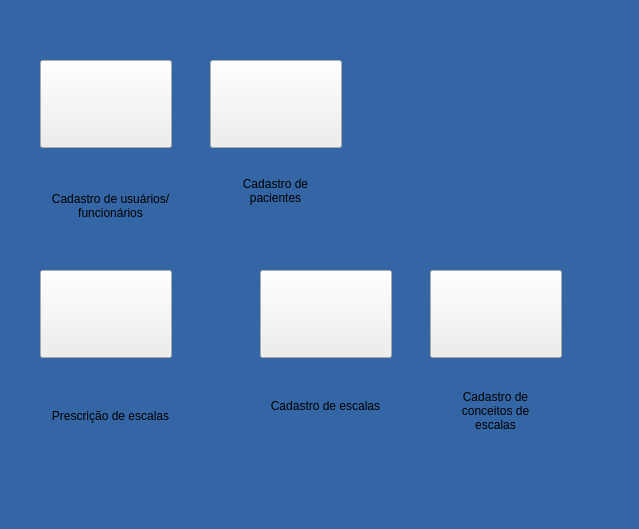
Before: the Qt Designer form menu_cadastros.ui in JVwolfart/DESAFIO-HACKATHON, drawn with Qt 5.
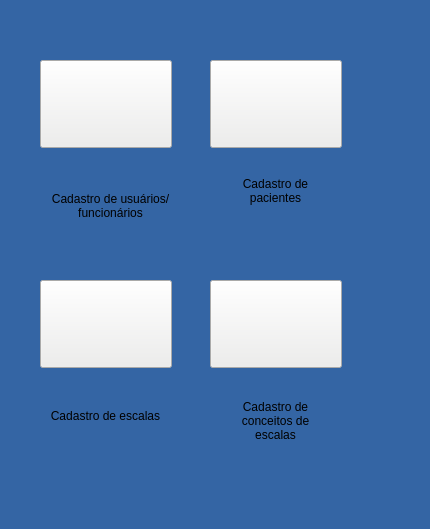
After: the same form once the commit is applied. Icons and pictures are not drawn.

```diff
--- a/menu_cadastros.ui
+++ b/menu_cadastros.ui
@@ -9,7 +9,7 @@
    <rect>
     <x>0</x>
     <y>0</y>
-    <width>639</width>
+    <width>430</width>
     <height>529</height>
    </rect>
   </property>
@@ -92,8 +92,8 @@
   <widget class="QLabel" name="label_3">
    <property name="geometry">
     <rect>
-     <x>270</x>
-     <y>360</y>
+     <x>50</x>
+     <y>370</y>
      <width>111</width>
      <height>91</height>
     </rect>
@@ -111,8 +111,8 @@
   <widget class="QPushButton" name="Btn_cad_escalas">
    <property name="geometry">
     <rect>
-     <x>260</x>
-     <y>270</y>
+     <x>40</x>
+     <y>280</y>
      <width>132</width>
      <height>88</height>
     </rect>
@@ -148,64 +148,6 @@
     </size>
    </property>
   </widget>
-  <widget class="QLabel" name="label_4">
-   <property name="geometry">
-    <rect>
-     <x>50</x>
-     <y>380</y>
-     <width>121</width>
-     <height>71</height>
-    </rect>
-   </property>
-   <property name="text">
-    <string>Prescrição de escalas</string>
-   </property>
-   <property name="alignment">
-    <set>Qt::AlignCenter</set>
-   </property>
-   <property name="wordWrap">
-    <bool>true</bool>
-   </property>
-  </widget>
-  <widget class="QPushButton" name="Btn_prescricao">
-   <property name="geometry">
-    <rect>
-     <x>40</x>
-     <y>270</y>
-     <width>132</width>
-     <height>88</height>
-    </rect>
-   </property>
-   <property name="cursor">
-    <cursorShape>PointingHandCursor</cursorShape>
-   </property>
-   <property name="toolTip">
-    <string>Prescrição de Escalas</string>
-   </property>
-   <property name="styleSheet">
-    <string notr="true">QPushButton:hover {   
-    border: 20px solid yellow;
-    border-radius: 45px;   
-   
-}
-QPushButton{   
-    background-color:rgb(238, 238, 236);
-}</string>
-   </property>
-   <property name="text">
-    <string/>
-   </property>
-   <property name="icon">
-    <iconset>
-     <normaloff>IMAGENS/prescricao_de_escalas.png</normaloff>IMAGENS/prescricao_de_escalas.png</iconset>
-   </property>
-   <property name="iconSize">
-    <size>
-     <width>120</width>
-     <height>100</height>
-    </size>
-   </property>
-  </widget>
   <widget class="QLabel" name="label_5">
    <property name="geometry">
     <rect>
@@ -271,8 +213,8 @@
   <widget class="QPushButton" name="Btn_cad_conceitos">
    <property name="geometry">
     <rect>
-     <x>430</x>
-     <y>270</y>
+     <x>210</x>
+     <y>280</y>
      <width>132</width>
      <height>88</height>
     </rect>
@@ -311,8 +253,8 @@
   <widget class="QLabel" name="label_6">
    <property name="geometry">
     <rect>
-     <x>440</x>
-     <y>380</y>
+     <x>220</x>
+     <y>390</y>
      <width>111</width>
      <height>61</height>
     </rect>
```
